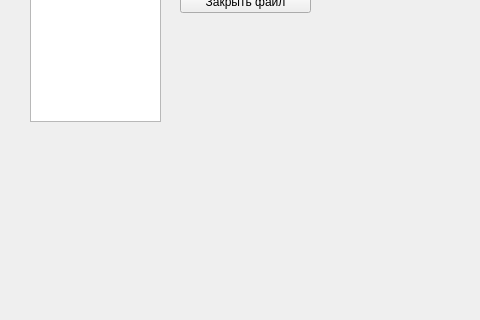
Funjy/SP_Labs, file l3_kzh_sp/l3_kzh_sp/anothermainwindow.ui: the form before one commit; both pictures show x 0 to 480 and y 110 to 430 of the 800 by 600 pixel window.
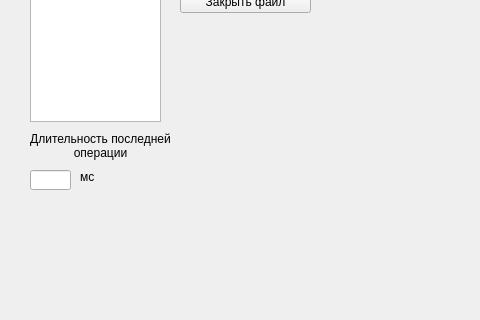
The form after the commit.

What changed in the file:
```diff
--- a/l3_kzh_sp/l3_kzh_sp/anothermainwindow.ui
+++ b/l3_kzh_sp/l3_kzh_sp/anothermainwindow.ui
@@ -99,6 +99,49 @@
      <string>Переделать файл</string>
     </property>
    </widget>
+   <widget class="QLabel" name="label">
+    <property name="geometry">
+     <rect>
+      <x>30</x>
+      <y>240</y>
+      <width>141</width>
+      <height>31</height>
+     </rect>
+    </property>
+    <property name="text">
+     <string>Длительность последней 
+операции</string>
+    </property>
+    <property name="alignment">
+     <set>Qt::AlignCenter</set>
+    </property>
+   </widget>
+   <widget class="QLineEdit" name="DurationBox">
+    <property name="geometry">
+     <rect>
+      <x>30</x>
+      <y>280</y>
+      <width>41</width>
+      <height>20</height>
+     </rect>
+    </property>
+    <property name="readOnly">
+     <bool>true</bool>
+    </property>
+   </widget>
+   <widget class="QLabel" name="label_2">
+    <property name="geometry">
+     <rect>
+      <x>80</x>
+      <y>280</y>
+      <width>46</width>
+      <height>13</height>
+     </rect>
+    </property>
+    <property name="text">
+     <string>мс</string>
+    </property>
+   </widget>
   </widget>
   <widget class="QMenuBar" name="menubar">
    <property name="geometry">
```
